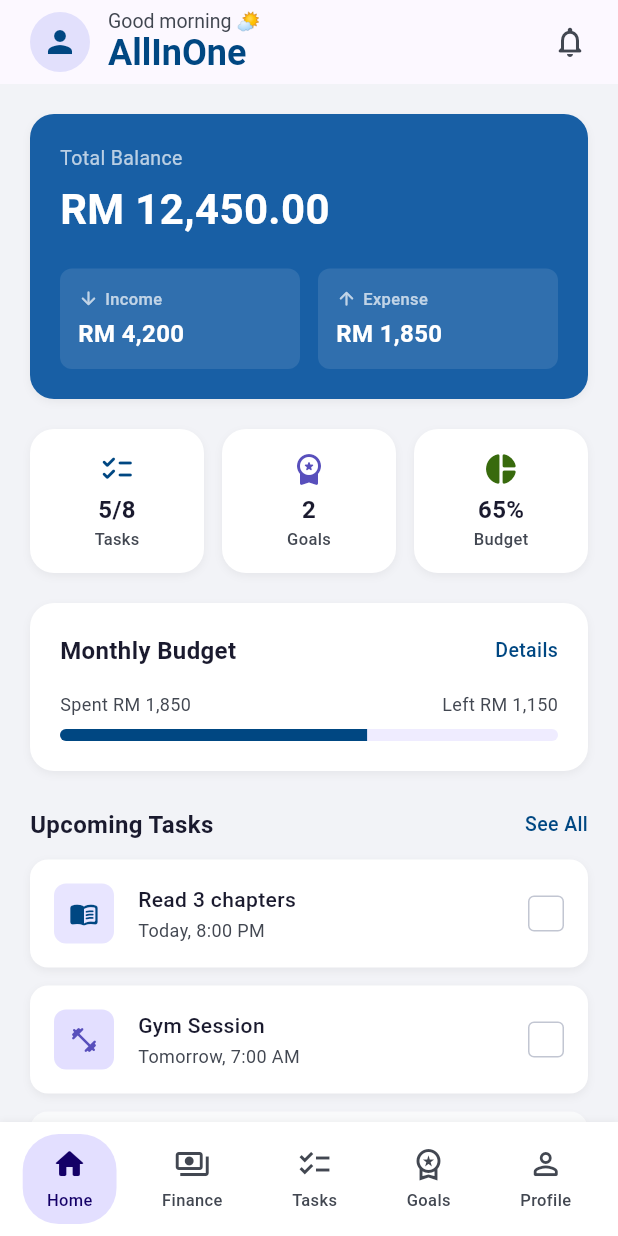
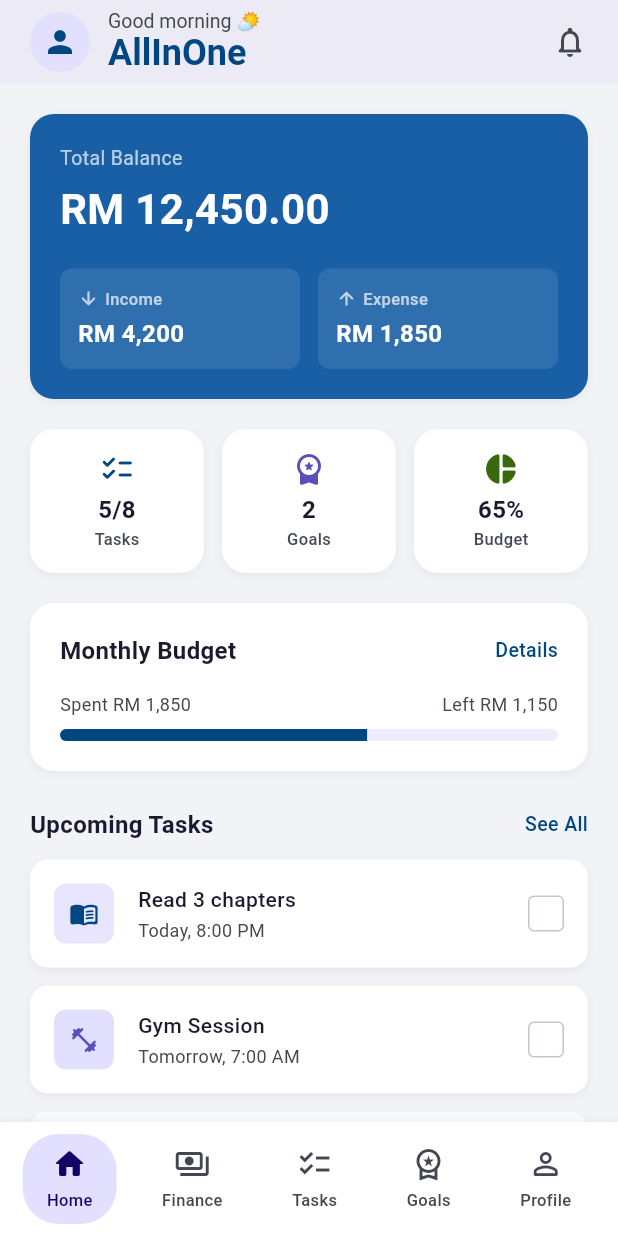
Before and after one commit to azimadanan/MAP-Project-ADEA, a Flutter app: the screen it shows once a user with an empty profile is signed in, on a phone screen of 412 x 824 dp. Run offline on Flutter 3.47's test engine with Material 3 defaults, Android fonts, the phone set to English and light mode, and no system bars; our stand-ins replace cloud_firestore, equatable, firebase_auth, firebase_core, flutter_bloc, google_sign_in; accounts and stored records are empty; statements that could not run were skipped.

Commit message:
Error fix: part 02

```diff
--- a/lib/screens/home/home_screen.dart
+++ b/lib/screens/home/home_screen.dart
@@ -104,7 +104,7 @@ class _HomeDashboard extends StatelessWidget {
       backgroundColor: scaffoldBg,
       appBar: AppBar(
         backgroundColor: isDark ? const Color(0xFF1A1A2E) : const Color(0xFFfcf8ff),
-        elevation: 0,
+        elevation: 4, // originally 0, but added a subtle shadow for better separation from the body.
         titleSpacing: 20,
         title: Row(
           children: [
@@ -117,7 +117,7 @@ class _HomeDashboard extends StatelessWidget {
             Column(
               crossAxisAlignment: CrossAxisAlignment.start,
               children: [
-                Text('Good morning 🌤', style: TextStyle(fontSize: 13, color: subtextColor, fontWeight: FontWeight.w400)),
+                Text('Good morning 🌤 ', style: TextStyle(fontSize: 13, color: subtextColor, fontWeight: FontWeight.w400)),
                 Text('AllInOne', style: TextStyle(fontSize: 24, fontWeight: FontWeight.w700, color: primary)),
               ],
             ),
```
